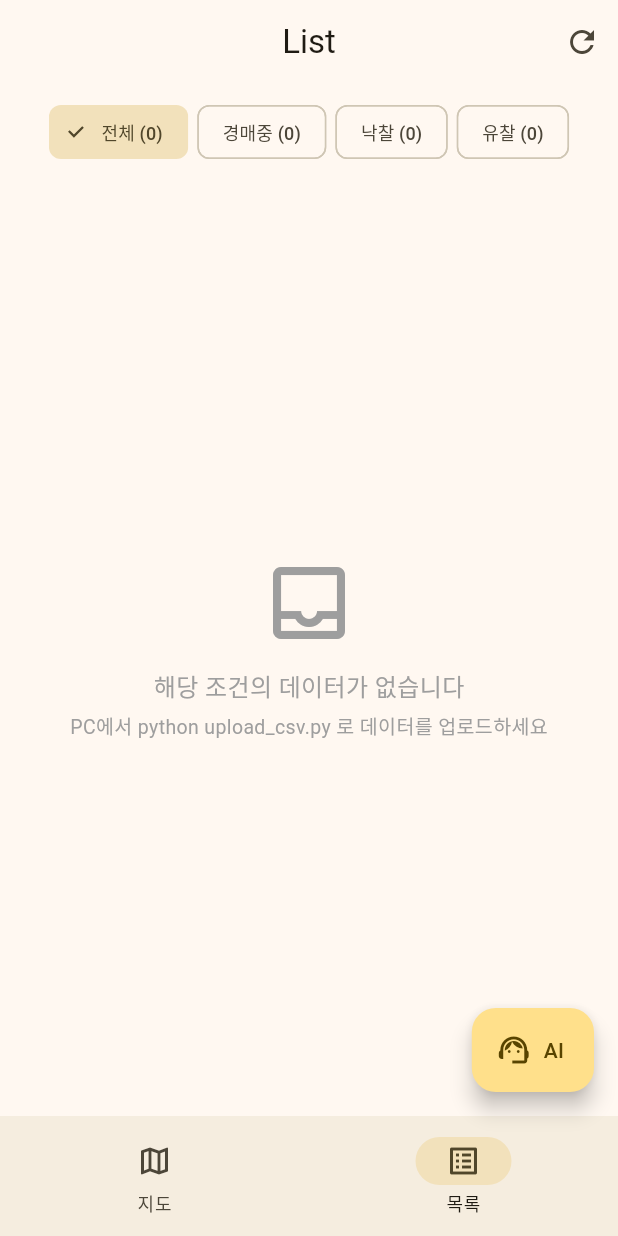
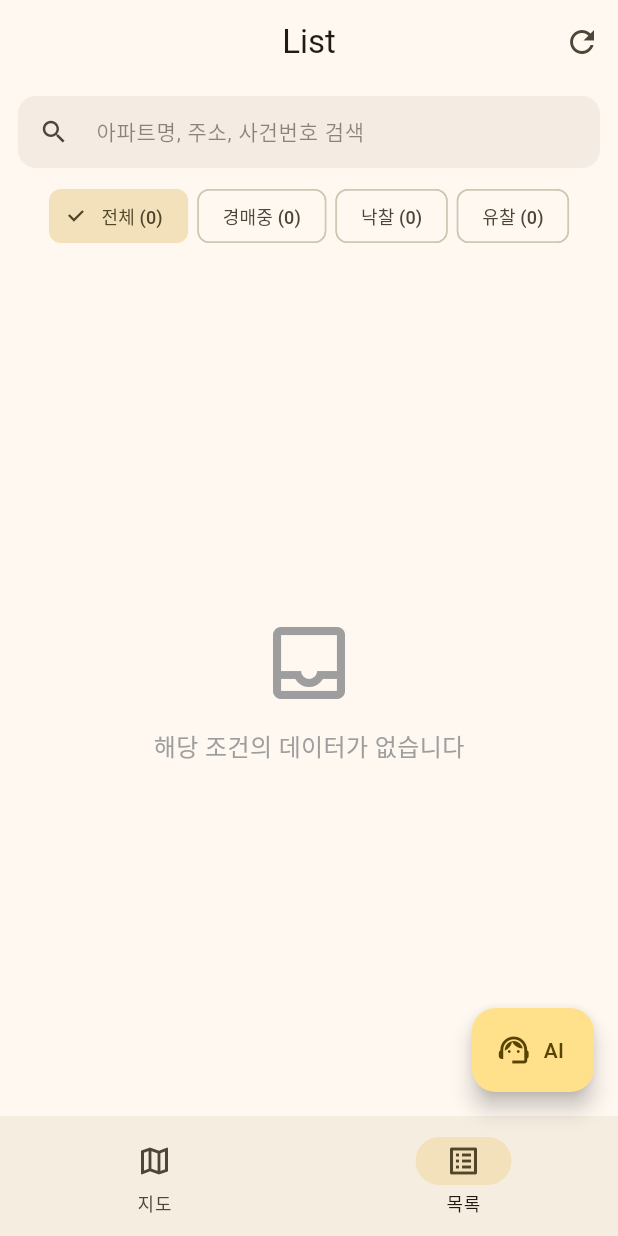
Before and after one commit to jya1park/Auction_app, a Flutter app: the screen it shows after launch, item 2 of the bottom bar chosen, on a phone screen of 412 x 824 dp. Run offline on Flutter 3.47's test engine with Material 3 defaults, Android fonts, the phone set to English and light mode, and no system bars; our stand-ins replace cloud_firestore, firebase_core, flutter_dotenv, webview_flutter; accounts and stored records are empty.

Commit message:
feat: 목록 화면에 검색 기능 추가
- 아파트명, 주소, 동명, 사건번호로 실시간 검색
- 검색바 + 클리어 버튼
- 검색 결과 건수 표시
- 상태 필터(전체/경매중/낙찰/유찰)와 검색 동시 적용
- 검색 결과 없을 때 안내 메시지

https://claude.ai/code/session_0122Yfi4wqCC8WS6PKN8ZyfQ

```diff
--- a/flutter_app/lib/screens/list_screen.dart
+++ b/flutter_app/lib/screens/list_screen.dart
@@ -11,15 +11,23 @@ class ListScreen extends StatefulWidget {
 
 class _ListScreenState extends State<ListScreen> {
   final FirestoreService _service = FirestoreService();
+  final TextEditingController _searchController = TextEditingController();
 
   List<Map<String, dynamic>> _items = [];
   bool _isLoading = false;
-  String _filter = 'all'; // all, ongoing, sold, unsold, has_trade
+  String _filter = 'all';
+  String _searchQuery = '';
 
   @override
   void initState() {
     super.initState();
     _load();
+  }
+
+  @override
+  void dispose() {
+    _searchController.dispose();
+    super.dispose();
   }
 
   Future<void> _load() async {
@@ -39,25 +47,48 @@ class _ListScreenState extends State<ListScreen> {
   }
 
   List<Map<String, dynamic>> get _filtered {
+    var result = _items;
+
+    // 상태 필터
     switch (_filter) {
       case 'ongoing':
-        return _items.where((i) => i['경매상태'] == '경매중').toList();
+        result = result.where((i) => i['경매상태'] == '경매중').toList();
+        break;
       case 'sold':
-        return _items.where((i) => i['경매상태'] == '낙찰').toList();
+        result = result.where((i) => i['경매상태'] == '낙찰').toList();
+        break;
       case 'unsold':
-        return _items.where((i) => i['경매상태'] == '유찰').toList();
+        result = result.where((i) => i['경매상태'] == '유찰').toList();
+        break;
       case 'has_trade':
-        return _items.where((i) {
+        result = result.where((i) {
           final list = i['실거래가목록'];
           return list is List && list.isNotEmpty;
         }).toList();
-      default:
-        return _items;
+        break;
     }
+
+    // 검색 필터
+    if (_searchQuery.isNotEmpty) {
+      final q = _searchQuery.toLowerCase();
+      result = result.where((i) {
+        final aptName = (i['아파트명'] ?? '').toString().toLowerCase();
+        final address = (i['주소'] ?? i['소재지'] ?? '').toString().toLowerCase();
+        final dong = (i['동명'] ?? '').toString().toLowerCase();
+        final caseNo = (i['사건번호'] ?? '').toString().toLowerCase();
+        return aptName.contains(q) ||
+            address.contains(q) ||
+            dong.contains(q) ||
+            caseNo.contains(q);
+      }).toList();
+    }
+
+    return result;
   }
 
   @override
   Widget build(BuildContext context) {
+    final colorScheme = Theme.of(context).colorScheme;
     final filtered = _filtered;
     return Scaffold(
       appBar: AppBar(
@@ -68,6 +99,40 @@ class _ListScreenState extends State<ListScreen> {
       ),
       body: Column(
         children: [
+          // 검색바
+          Padding(
+            padding: const EdgeInsets.fromLTRB(12, 8, 12, 0),
+            child: TextField(
+              controller: _searchController,
+              decoration: InputDecoration(
+                hintText: '아파트명, 주소, 사건번호 검색',
+                hintStyle: TextStyle(
+                  fontSize: 14,
+                  color: colorScheme.onSurface.withOpacity(0.5),
+                ),
+                prefixIcon: const Icon(Icons.search, size: 20),
+                suffixIcon: _searchQuery.isNotEmpty
+                    ? IconButton(
+                        icon: const Icon(Icons.clear, size: 20),
+                        onPressed: () {
+                          _searchController.clear();
+                          setState(() => _searchQuery = '');
+                        },
+                      )
+                    : null,
+                filled: true,
+                fillColor: colorScheme.surfaceContainerHighest.withOpacity(0.5),
+                contentPadding:
+                    const EdgeInsets.symmetric(horizontal: 16, vertical: 10),
+                border: OutlineInputBorder(
+                  borderRadius: BorderRadius.circular(12),
+                  borderSide: BorderSide.none,
+                ),
+              ),
+              onChanged: (v) => setState(() => _searchQuery = v),
+            ),
+          ),
+          // 필터 칩
           Padding(
             padding: const EdgeInsets.symmetric(horizontal: 12, vertical: 8),
             child: SingleChildScrollView(
@@ -91,6 +156,23 @@ class _ListScreenState extends State<ListScreen> {
               ),
             ),
           ),
+          // 검색 결과 수
+          if (_searchQuery.isNotEmpty)
+            Padding(
+              padding: const EdgeInsets.symmetric(horizontal: 16),
+              child: Align(
+                alignment: Alignment.centerLeft,
+                child: Text(
+                  '검색 결과: ${filtered.length}건',
+                  style: TextStyle(
+                    fontSize: 13,
+                    fontWeight: FontWeight.w600,
+                    color: colorScheme.primary,
+                  ),
+                ),
+              ),
+            ),
+          // 목록
           Expanded(
             child: _isLoading
                 ? const Center(child: CircularProgressIndicator())
@@ -126,11 +208,11 @@ class _ListScreenState extends State<ListScreen> {
         children: [
           const Icon(Icons.inbox_outlined, size: 64, color: Colors.grey),
           const SizedBox(height: 12),
-          const Text('해당 조건의 데이터가 없습니다',
-              style: TextStyle(color: Colors.grey, fontSize: 16)),
-          const SizedBox(height: 4),
-          const Text('PC에서 python upload_csv.py 로 데이터를 업로드하세요',
-              style: TextStyle(color: Colors.grey, fontSize: 13)),
+          Text(
+              _searchQuery.isNotEmpty
+                  ? '"$_searchQuery" 검색 결과가 없습니다'
+                  : '해당 조건의 데이터가 없습니다',
+              style: const TextStyle(color: Colors.grey, fontSize: 16)),
         ],
       ),
     );
```
